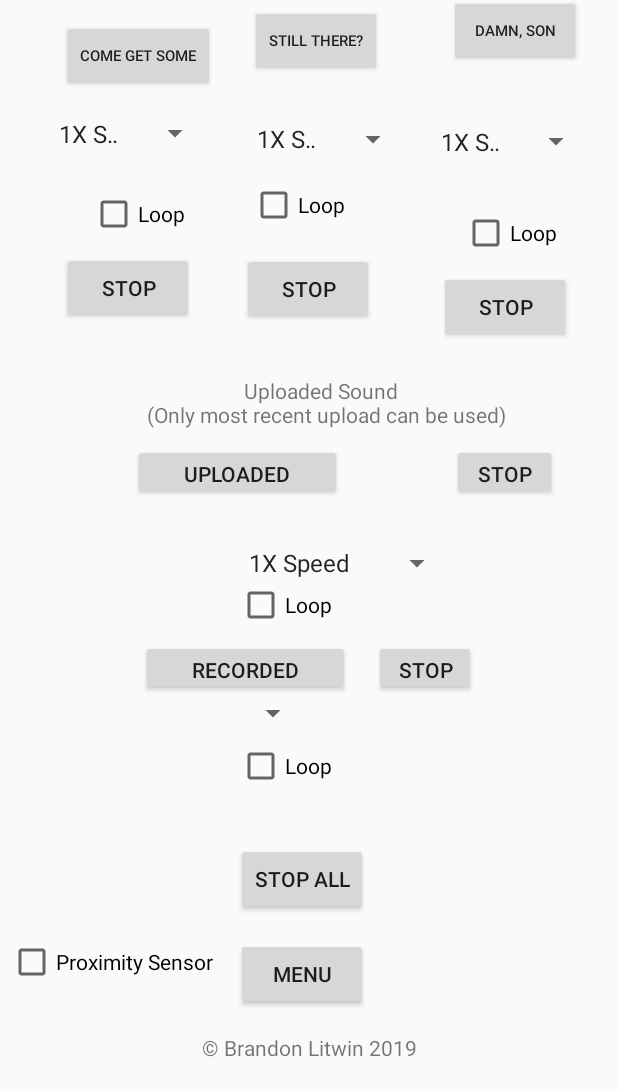
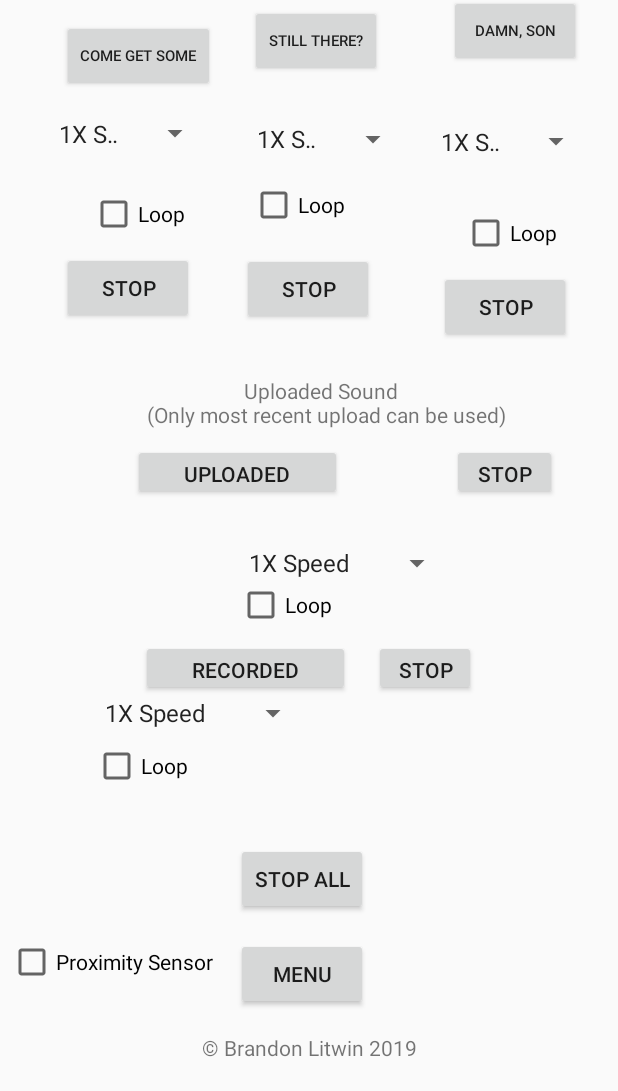
Before and after one commit to MaristGormanly/litwin-android-development, an Android app: the GameActivity screen opened directly, with no data from a screen before it, on a phone screen of 412 x 824 dp, the part 145-1236 px from its top. Run offline under Robolectric (Android 15) with nearby library versions, the phone set to English and light mode, and no system bars; our stand-ins replace Firebase (no records; nobody signed in at launch, a user with empty details on screens opened directly); pictures from the network do not load.

Commit message:
Recorded sound working

```diff
--- a/Project2/app/src/main/java/blitwin/mscs722/project2/GameActivity.java
+++ b/Project2/app/src/main/java/blitwin/mscs722/project2/GameActivity.java
@@ -35,16 +35,14 @@ public class GameActivity extends AppCompatActivity implements AdapterView.OnIte
     float dsSoundRate = 1;
     float stSoundRate = 1;
     float uploadedSoundRate = 1;
-    float[] sampleRates = {cgsSoundRate, stSoundRate, dsSoundRate, uploadedSoundRate};
-    int cgsLoop = 0;
-    int dsLoop = 0;
-    int stLoop = 0;
+    float recordedSoundRate = 1;
+    float[] sampleRates = {cgsSoundRate, stSoundRate, dsSoundRate, uploadedSoundRate, recordedSoundRate};
     int cgsStreamId;
     int dsStreamId;
     int stStreamId;
-    int[] playbackSpinners = {R.id.cgsSpinner, R.id.dsSpinner, R.id.stSpinner, R.id.uploadedSoundSpinner};
-    //int[] loopSpinners = {R.id.cgsLoop, R.id.dsLoop, R.id.stLoop, R.id.uploadedSoundLoop};
+    int[] playbackSpinners = {R.id.cgsSpinner, R.id.dsSpinner, R.id.stSpinner, R.id.uploadedSoundSpinner, R.id.recordedSpinner};
     MediaPlayer uploadedSoundPlayer = new MediaPlayer();
+    MediaPlayer recordedSoundPlayer = new MediaPlayer();
     FirebaseStorage storage;
     StorageReference storageReference;
     StorageReference uploadedFileRef;
@@ -91,6 +89,14 @@ public class GameActivity extends AppCompatActivity implements AdapterView.OnIte
         }
         uploadedSoundPlayer.prepareAsync();
 
+        recordedSoundPlayer.setAudioStreamType(AudioManager.STREAM_MUSIC);
+        try {
+            recordedSoundPlayer.setDataSource("https://firebasestorage.googleapis.com/v0/b/blitbeatblender.appspot.com/o/audio%2Frecorded_file.3gp?alt=media");
+        } catch (IOException e) {
+            e.printStackTrace();
+        }
+        recordedSoundPlayer.prepareAsync();
+
         // Build the playback option spinners
 
         Spinner spinner = findViewById(R.id.cgsSpinner);
@@ -117,30 +123,10 @@ public class GameActivity extends AppCompatActivity implements AdapterView.OnIte
         uploadedSpinner.setSelection(1);
         uploadedSpinner.setOnItemSelectedListener(this);
 
-        // Build the loop option spinners
-//        Spinner loopSpinner = findViewById(R.id.cgsLoop);
-//        ArrayAdapter<CharSequence> loopAdapter = ArrayAdapter.createFromResource(this,
-//                R.array.loop_choices, android.R.layout.simple_spinner_item);
-//
-//        adapter.setDropDownViewResource(android.R.layout.simple_spinner_dropdown_item);
-//        loopSpinner.setAdapter(loopAdapter);
-//        loopSpinner.setSelection(1);
-//        loopSpinner.setOnItemSelectedListener(this);
-//
-//        Spinner loopSpinner2 = findViewById(R.id.stLoop);
-//        loopSpinner2.setAdapter(loopAdapter);
-//        loopSpinner2.setSelection(1);
-//        loopSpinner2.setOnItemSelectedListener(this);
-//
-//        Spinner loopSpinner3 = findViewById(R.id.dsLoop);
-//        loopSpinner3.setAdapter(loopAdapter);
-//        loopSpinner3.setSelection(1);
-//        loopSpinner3.setOnItemSelectedListener(this);
-//
-//        Spinner uploadedLoop = findViewById(R.id.uploadedSoundLoop);
-//        uploadedLoop.setAdapter(loopAdapter);
-//        uploadedLoop.setSelection(1);
-//        uploadedLoop.setOnItemSelectedListener(this);
+        Spinner recordedSpinner = findViewById(R.id.recordedSpinner);
+        recordedSpinner.setAdapter(adapter);
+        recordedSpinner.setSelection(1);
+        recordedSpinner.setOnItemSelectedListener(this);
 
     }
 
@@ -150,6 +136,7 @@ public class GameActivity extends AppCompatActivity implements AdapterView.OnIte
         final CheckBox stloopCheckBox = findViewById(R.id.stloopcheckBox);
         final CheckBox dsloopCheckBox = findViewById(R.id.dsloopcheckBox);
         final CheckBox uploadedloopCheckBox = findViewById(R.id.uploadedloopcheckBox);
+        final CheckBox recordedloopCheckBox = findViewById(R.id.recordedloopcheckBox);
         switch (view.getId()) {
             case R.id.come_get_some:
                 cgsStreamId = soundPool.play(cgs, 1, 1, 0, cgsloopCheckBox.isChecked() ? -1 : 0, sampleRates[0]);
@@ -164,14 +151,23 @@ public class GameActivity extends AppCompatActivity implements AdapterView.OnIte
                 uploadedSoundPlayer.setPlaybackParams(uploadedSoundPlayer.getPlaybackParams().setSpeed(sampleRates[3]));
                 uploadedSoundPlayer.setLooping(uploadedloopCheckBox.isChecked());
                 uploadedSoundPlayer.start();
+                break;
+            case R.id.recorded:
+                recordedSoundPlayer.setPlaybackParams(recordedSoundPlayer.getPlaybackParams().setSpeed(sampleRates[4]));
+                recordedSoundPlayer.setLooping(recordedloopCheckBox.isChecked());
+                recordedSoundPlayer.start();
         }
     }
 
     public void stopAll(View view) {
         soundPool.autoPause();
-        if(uploadedSoundPlayer.isPlaying()) {
+        if (uploadedSoundPlayer.isPlaying()) {
             uploadedSoundPlayer.pause();
             uploadedSoundPlayer.seekTo(0);
+        }
+        if (recordedSoundPlayer.isPlaying()) {
+            recordedSoundPlayer.pause();
+            recordedSoundPlayer.seekTo(0);
         }
     }
 
@@ -189,6 +185,10 @@ public class GameActivity extends AppCompatActivity implements AdapterView.OnIte
             case R.id.stopUploaded:
                 uploadedSoundPlayer.pause();
                 uploadedSoundPlayer.seekTo(0);
+                break;
+            case R.id.stopRecorded:
+                recordedSoundPlayer.pause();
+                recordedSoundPlayer.seekTo(0);
         }
     }
 
@@ -205,22 +205,14 @@ public class GameActivity extends AppCompatActivity implements AdapterView.OnIte
         // check if use proximity sensor is checked
         final CheckBox proximityCheckBox = findViewById(R.id.proximitycheckBox);
         boolean playbackSelected = false;
-        //boolean loopSelected = false;
         for (int i : playbackSpinners) {
             if (i == parent.getId()) {
                 playbackSelected = true;
                 break;
             }
         }
-//        for (int i : loopSpinners) {
-//            if (i == parent.getId()) {
-//                loopSelected = true;
-//                break;
-//            }
-//        }
         float soundRate = 1;
-        int loop = 0;
-        // depending on which spinner group was selected
+        // change sound rates depending on which position was selected
         if (playbackSelected) {
             switch (position) {
                 case 0:
@@ -232,16 +224,7 @@ public class GameActivity extends AppCompatActivity implements AdapterView.OnIte
                 case 2:
                     soundRate = 2;
             }
-        } /*else if (loopSelected) {
-            switch (position) {
-                case 0:
-                    loop = -1;
-                    break;
-                case 1:
-                    loop = 0;
-            }
-        }*/
-
+        }
         // change parameter of selected sound
         switch (parent.getId()) {
             case R.id.cgsSpinner:
@@ -265,17 +248,10 @@ public class GameActivity extends AppCompatActivity implements AdapterView.OnIte
                     sampleRates[3] = soundRate;
                 }
                 break;
-            /*case R.id.cgsLoop:
-                cgsLoop = loop;
-                break;
-            case R.id.stLoop:
-                stLoop =  loop;
-                break;
-            case R.id.dsLoop:
-                dsLoop = loop;
-                break;
-            case R.id.uploadedSoundLoop:
-                uploadedSoundPlayer.setLooping(loop == -1);*/
+            case R.id.recordedSpinner:
+                if (!proximityCheckBox.isChecked()) {
+                    sampleRates[4] = soundRate;
+                }
         }
     }
 
--- a/Project2/app/src/main/res/layout/activity_game.xml
+++ b/Project2/app/src/main/res/layout/activity_game.xml
@@ -8,7 +8,7 @@
     tools:context=".MainActivity">
 
     <CheckBox
-        android:id="@+id/recordedLoop"
+        android:id="@+id/recordedloopcheckBox"
         android:layout_width="wrap_content"
         android:layout_height="wrap_content"
         android:layout_marginTop="7dp"
@@ -48,7 +48,7 @@
         android:gravity="center"
         android:onClick="playSound"
         android:text="@string/recorded"
-        app:layout_constraintBottom_toBottomOf="@+id/recordedLoop"
+        app:layout_constraintBottom_toBottomOf="@+id/recordedloopcheckBox"
         app:layout_constraintEnd_toEndOf="@+id/title"
         app:layout_constraintStart_toStartOf="@+id/cgsSpinner"
         app:layout_constraintTop_toTopOf="@+id/uploadedSoundSpinner" />
@@ -65,14 +65,6 @@
         app:layout_constraintEnd_toEndOf="@+id/dsloopcheckBox"
         app:layout_constraintStart_toEndOf="@+id/uploadedSoundSpinner"
         app:layout_constraintTop_toTopOf="@+id/uploadedSound" />
-
-    <!--Spinner
-        android:id="@+id/uploadedSoundLoop"
-        android:layout_width="wrap_content"
-        android:layout_height="wrap_content"
-        android:layout_marginTop="9dp"
-        app:layout_constraintStart_toStartOf="@+id/uploadedSoundSpinner"
-        app:layout_constraintTop_toBottomOf="@+id/uploadedSoundSpinner" /-->
 
     <Spinner
         android:id="@+id/uploadedSoundSpinner"
@@ -122,43 +114,6 @@
         app:layout_constraintEnd_toEndOf="parent"
         app:layout_constraintStart_toEndOf="@+id/stSpinner"
         app:layout_constraintTop_toTopOf="parent" />
-
-    <!--Spinner
-        android:id="@+id/cgsLoop"
-        android:layout_width="0dp"
-        android:layout_height="27dp"
-        android:layout_marginStart="32dp"
-        android:layout_marginTop="22dp"
-        android:layout_marginEnd="24dp"
-        android:layout_marginBottom="22dp"
-        app:layout_constraintBottom_toTopOf="@+id/stopCGS"
-        app:layout_constraintEnd_toStartOf="@+id/stLoop"
-        app:layout_constraintStart_toStartOf="parent"
-        app:layout_constraintTop_toBottomOf="@+id/stSpinner" />
-
-    <Spinner
-        android:id="@+id/stLoop"
-        android:layout_width="0dp"
-        android:layout_height="28dp"
-        android:layout_marginTop="22dp"
-        android:layout_marginEnd="12dp"
-        android:layout_marginBottom="22dp"
-        app:layout_constraintBottom_toTopOf="@+id/stopST"
-        app:layout_constraintEnd_toStartOf="@+id/dsLoop"
-        app:layout_constraintStart_toEndOf="@+id/cgsLoop"
-        app:layout_constraintTop_toBottomOf="@+id/cgsSpinner" />
-
-    <Spinner
-        android:id="@+id/dsLoop"
-        android:layout_width="0dp"
-        android:layout_height="30dp"
-        android:layout_marginTop="128dp"
-        android:layout_marginEnd="1dp"
-        android:layout_marginBottom="129dp"
-        app:layout_constraintBottom_toBottomOf="@+id/uploadedSoundsText"
-        app:layout_constraintEnd_toEndOf="parent"
-        app:layout_constraintStart_toEndOf="@+id/stLoop"
-        app:layout_constraintTop_toTopOf="@+id/title" /-->
 
     <Button
         android:id="@+id/still_there"
@@ -260,7 +215,7 @@
         android:gravity="center"
         android:onClick="playSound"
         android:text="@string/uploaded"
-        app:layout_constraintBottom_toBottomOf="@+id/recordedLoop"
+        app:layout_constraintBottom_toBottomOf="@+id/recordedloopcheckBox"
         app:layout_constraintEnd_toStartOf="@+id/uploadedSoundSpinner"
         app:layout_constraintStart_toStartOf="@+id/uploadedSoundSpinner"
         app:layout_constraintTop_toBottomOf="@+id/cgsSpinner" />
```
